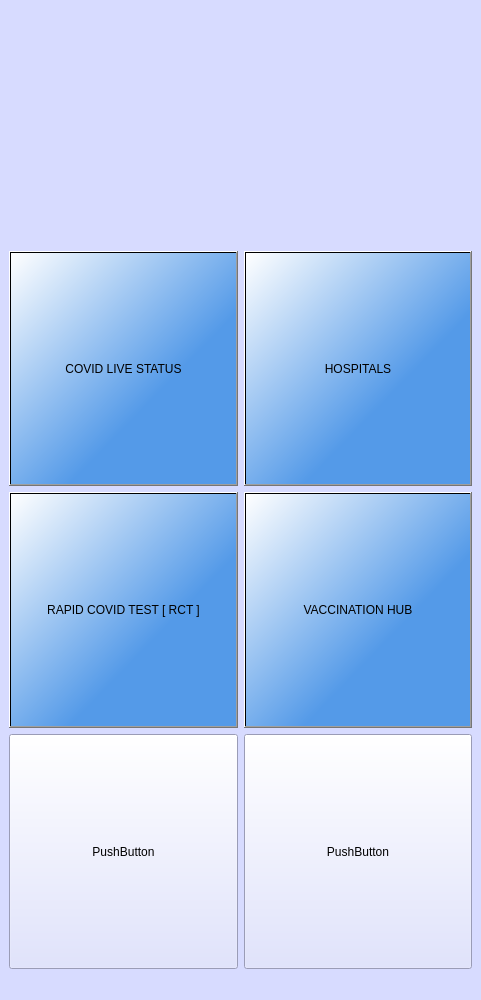
Old version of the form Forms/dashboard.ui in the repository ayush-regmi/CoviCURE.
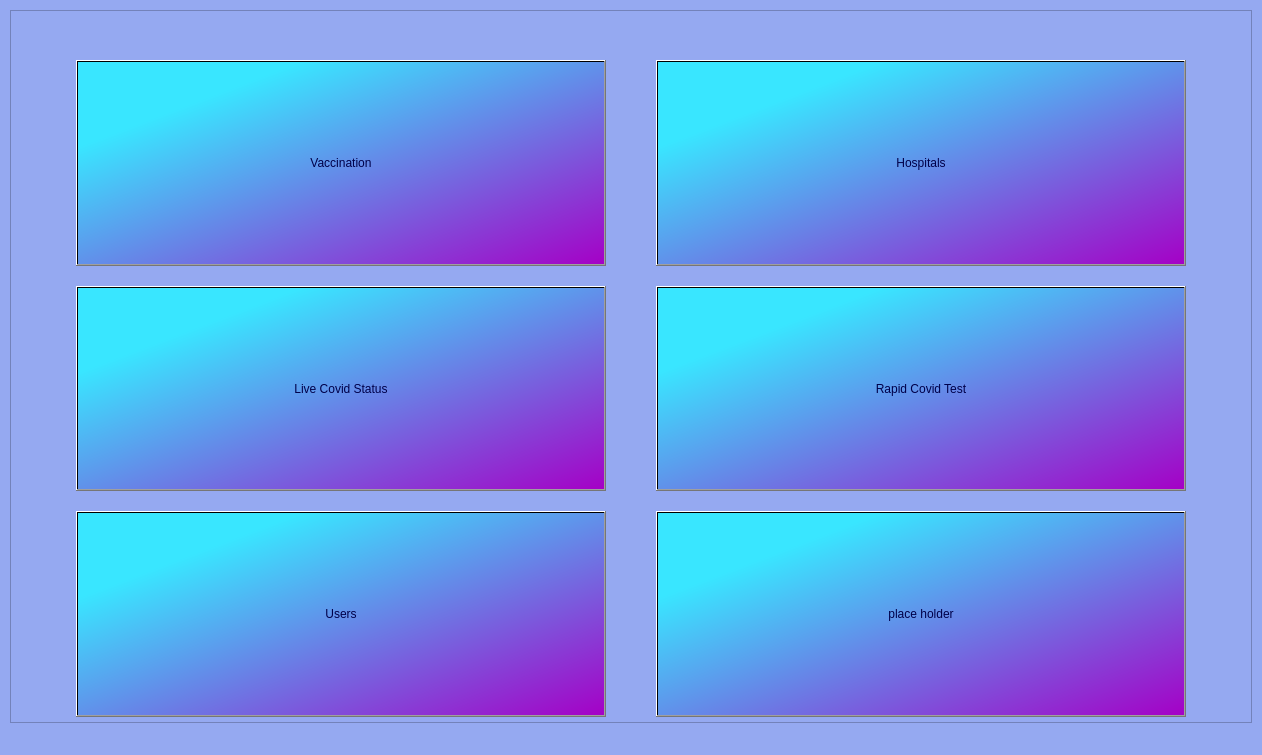
New version of the form. Icons and pictures are not drawn.

Commit message: dashboard new version created by ajushrg

The edit to the form file:
```diff
--- a/Forms/dashboard.ui
+++ b/Forms/dashboard.ui
@@ -6,8 +6,8 @@
    <rect>
     <x>0</x>
     <y>0</y>
-    <width>481</width>
-    <height>1000</height>
+    <width>1262</width>
+    <height>755</height>
    </rect>
   </property>
   <property name="sizePolicy">
@@ -24,128 +24,317 @@
     <normaloff>../../../Downloads/mask.png</normaloff>../../../Downloads/mask.png</iconset>
   </property>
   <property name="styleSheet">
-   <string notr="true">background-color: rgb(215, 219, 255);</string>
+   <string notr="true">background-color: rgb(149, 169, 241);</string>
   </property>
   <widget class="QWidget" name="centralwidget">
    <layout class="QGridLayout" name="gridLayout">
+    <property name="leftMargin">
+     <number>10</number>
+    </property>
+    <property name="topMargin">
+     <number>10</number>
+    </property>
+    <property name="rightMargin">
+     <number>10</number>
+    </property>
+    <property name="bottomMargin">
+     <number>10</number>
+    </property>
+    <property name="spacing">
+     <number>5</number>
+    </property>
+    <item row="0" column="0">
+     <widget class="QScrollArea" name="scrollArea">
+      <property name="widgetResizable">
+       <bool>true</bool>
+      </property>
+      <widget class="QWidget" name="scrollAreaWidgetContents_2">
+       <property name="geometry">
+        <rect>
+         <x>0</x>
+         <y>0</y>
+         <width>1240</width>
+         <height>694</height>
+        </rect>
+       </property>
+       <layout class="QGridLayout" name="gridLayout_3">
+        <property name="leftMargin">
+         <number>5</number>
+        </property>
+        <property name="topMargin">
+         <number>5</number>
+        </property>
+        <property name="rightMargin">
+         <number>5</number>
+        </property>
+        <property name="bottomMargin">
+         <number>5</number>
+        </property>
+        <property name="spacing">
+         <number>10</number>
+        </property>
+        <item row="1" column="0">
+         <spacer name="verticalSpacer_3">
+          <property name="orientation">
+           <enum>Qt::Vertical</enum>
+          </property>
+          <property name="sizeType">
+           <enum>QSizePolicy::Preferred</enum>
+          </property>
+          <property name="sizeHint" stdset="0">
+           <size>
+            <width>20</width>
+            <height>20</height>
+           </size>
+          </property>
+         </spacer>
+        </item>
     <item row="0" column="0">
      <widget class="QLabel" name="label_dashboard">
-      <property name="sizePolicy">
-       <sizepolicy hsizetype="Preferred" vsizetype="Preferred">
-        <horstretch>0</horstretch>
-        <verstretch>0</verstretch>
-       </sizepolicy>
+          <property name="enabled">
+           <bool>true</bool>
       </property>
       <property name="text">
        <string/>
       </property>
+          <property name="alignment">
+           <set>Qt::AlignCenter</set>
+          </property>
      </widget>
     </item>
     <item row="2" column="0">
-     <layout class="QHBoxLayout" name="horizontalLayout_2">
-      <item>
-       <widget class="QPushButton" name="pushButton_rct">
+         <layout class="QGridLayout" name="gridLayout_2">
+          <property name="leftMargin">
+           <number>60</number>
+          </property>
+          <property name="rightMargin">
+           <number>60</number>
+          </property>
+          <item row="2" column="2">
+           <widget class="QPushButton" name="pushButton_rct_3">
         <property name="sizePolicy">
-         <sizepolicy hsizetype="Preferred" vsizetype="Preferred">
+             <sizepolicy hsizetype="Preferred" vsizetype="Expanding">
           <horstretch>0</horstretch>
-          <verstretch>0</verstretch>
-         </sizepolicy>
-        </property>
+              <verstretch>20</verstretch>
+             </sizepolicy>
+            </property>
+            <property name="cursor">
+             <cursorShape>PointingHandCursor</cursorShape>
+            </property>
+            <property name="mouseTracking">
+             <bool>true</bool>
+            </property>
+            <property name="autoFillBackground">
+             <bool>false</bool>
+            </property>
         <property name="styleSheet">
-         <string notr="true">background-color: qlineargradient(spread:reflect, x1:0, y1:0, x2:1, y2:1, stop:0 rgba(255, 255, 255, 255), stop:0.629213 rgba(84, 154, 232, 255));
-font: 20pt &quot;Arial Rounded MT Bold&quot;;</string>
+             <string notr="true">font: 26pt &quot;Cooper Black&quot;;
+color: rgb(0, 0, 73);
+background-color: qlineargradient(spread:pad, x1:0, y1:0, x2:1, y2:1, stop:0.210227 rgba(57, 230, 255, 255), stop:1 rgba(165, 0, 198, 255));</string>
         </property>
         <property name="text">
-         <string>RAPID COVID TEST [ RCT ]</string>
+             <string>Rapid Covid Test</string>
         </property>
        </widget>
       </item>
-      <item>
-       <widget class="QPushButton" name="pushButton_vaccine">
+          <item row="2" column="0">
+           <widget class="QPushButton" name="pushButton_live_3">
         <property name="sizePolicy">
-         <sizepolicy hsizetype="Preferred" vsizetype="Preferred">
+             <sizepolicy hsizetype="Preferred" vsizetype="Expanding">
           <horstretch>0</horstretch>
-          <verstretch>0</verstretch>
-         </sizepolicy>
-        </property>
+              <verstretch>20</verstretch>
+             </sizepolicy>
+            </property>
+            <property name="cursor">
+             <cursorShape>PointingHandCursor</cursorShape>
+            </property>
+            <property name="mouseTracking">
+             <bool>true</bool>
+            </property>
+            <property name="layoutDirection">
+             <enum>Qt::LeftToRight</enum>
+            </property>
+            <property name="autoFillBackground">
+             <bool>false</bool>
+            </property>
         <property name="styleSheet">
-         <string notr="true">background-color: qlineargradient(spread:reflect, x1:0, y1:0, x2:1, y2:1, stop:0 rgba(255, 255, 255, 255), stop:0.629213 rgba(84, 154, 232, 255));
-font: 20pt &quot;Arial Rounded MT Bold&quot;;</string>
+             <string notr="true">font: 26pt &quot;Cooper Black&quot;;
+color: rgb(0, 0, 73);
+background-color: qlineargradient(spread:pad, x1:0, y1:0, x2:1, y2:1, stop:0.210227 rgba(57, 230, 255, 255), stop:1 rgba(165, 0, 198, 255));</string>
         </property>
         <property name="text">
-         <string>VACCINATION HUB</string>
+             <string>Live Covid Status</string>
         </property>
        </widget>
       </item>
-     </layout>
-    </item>
-    <item row="1" column="0">
-     <layout class="QHBoxLayout" name="horizontalLayout">
-      <item>
-       <widget class="QPushButton" name="pushButton_live">
+          <item row="4" column="0">
+           <widget class="QPushButton" name="pushButton_users">
+            <property name="sizePolicy">
+             <sizepolicy hsizetype="Preferred" vsizetype="Expanding">
+              <horstretch>0</horstretch>
+              <verstretch>20</verstretch>
+             </sizepolicy>
+            </property>
+            <property name="cursor">
+             <cursorShape>PointingHandCursor</cursorShape>
+            </property>
+            <property name="mouseTracking">
+             <bool>true</bool>
+            </property>
+            <property name="autoFillBackground">
+             <bool>false</bool>
+            </property>
+            <property name="styleSheet">
+             <string notr="true">font: 26pt &quot;Cooper Black&quot;;
+color: rgb(0, 0, 73);
+background-color: qlineargradient(spread:pad, x1:0, y1:0, x2:1, y2:1, stop:0.210227 rgba(57, 230, 255, 255), stop:1 rgba(165, 0, 198, 255));</string>
+            </property>
+            <property name="text">
+             <string>Users</string>
+            </property>
+           </widget>
+          </item>
+          <item row="1" column="1">
+           <spacer name="verticalSpacer">
+            <property name="orientation">
+             <enum>Qt::Vertical</enum>
+            </property>
+            <property name="sizeType">
+             <enum>QSizePolicy::Preferred</enum>
+            </property>
+            <property name="sizeHint" stdset="0">
+             <size>
+              <width>20</width>
+              <height>10</height>
+             </size>
+            </property>
+           </spacer>
+          </item>
+          <item row="0" column="0">
+           <widget class="QPushButton" name="pushButton_vaccination">
         <property name="sizePolicy">
-         <sizepolicy hsizetype="Preferred" vsizetype="Preferred">
+             <sizepolicy hsizetype="Preferred" vsizetype="Expanding">
           <horstretch>0</horstretch>
-          <verstretch>0</verstretch>
-         </sizepolicy>
-        </property>
+              <verstretch>20</verstretch>
+             </sizepolicy>
+            </property>
+            <property name="cursor">
+             <cursorShape>PointingHandCursor</cursorShape>
+            </property>
+            <property name="mouseTracking">
+             <bool>true</bool>
+            </property>
+            <property name="autoFillBackground">
+             <bool>false</bool>
+            </property>
         <property name="styleSheet">
-         <string notr="true">background-color: qlineargradient(spread:reflect, x1:0, y1:0, x2:1, y2:1, stop:0 rgba(255, 255, 255, 255), stop:0.629213 rgba(84, 154, 232, 255));
-font: 20pt &quot;Arial Rounded MT Bold&quot;;</string>
+             <string notr="true">font: 26pt &quot;Cooper Black&quot;;
+color: rgb(0, 0, 73);
+background-color: qlineargradient(spread:pad, x1:0, y1:0, x2:1, y2:1, stop:0.210227 rgba(57, 230, 255, 255), stop:1 rgba(165, 0, 198, 255));</string>
         </property>
         <property name="text">
-         <string>COVID LIVE STATUS</string>
+             <string>Vaccination</string>
         </property>
        </widget>
       </item>
-      <item>
-       <widget class="QPushButton" name="pushButton_Hospital">
+          <item row="0" column="2">
+           <widget class="QPushButton" name="pushButton_hospital">
         <property name="sizePolicy">
-         <sizepolicy hsizetype="Preferred" vsizetype="Preferred">
+             <sizepolicy hsizetype="Preferred" vsizetype="Expanding">
           <horstretch>0</horstretch>
-          <verstretch>0</verstretch>
-         </sizepolicy>
-        </property>
+              <verstretch>20</verstretch>
+             </sizepolicy>
+            </property>
+            <property name="cursor">
+             <cursorShape>PointingHandCursor</cursorShape>
+            </property>
+            <property name="mouseTracking">
+             <bool>true</bool>
+            </property>
+            <property name="autoFillBackground">
+             <bool>false</bool>
+            </property>
         <property name="styleSheet">
-         <string notr="true">background-color: qlineargradient(spread:reflect, x1:0, y1:0, x2:1, y2:1, stop:0 rgba(255, 255, 255, 255), stop:0.629213 rgba(84, 154, 232, 255));
-font: 20pt &quot;Arial Rounded MT Bold&quot;;</string>
+             <string notr="true">font: 26pt &quot;Cooper Black&quot;;
+color: rgb(0, 0, 73);
+background-color: qlineargradient(spread:pad, x1:0, y1:0, x2:1, y2:1, stop:0.210227 rgba(57, 230, 255, 255), stop:1 rgba(165, 0, 198, 255));</string>
         </property>
         <property name="text">
-         <string>HOSPITALS</string>
-        </property>
-       </widget>
-      </item>
-     </layout>
+             <string>Hospitals</string>
+            </property>
+            <property name="icon">
+             <iconset>
+              <normaloff>../img/doctor.png</normaloff>../img/doctor.png</iconset>
+            </property>
+            <property name="shortcut">
+             <string>A, I</string>
+            </property>
+           </widget>
+          </item>
+          <item row="4" column="2">
+           <widget class="QPushButton" name="pushButton_new">
+            <property name="sizePolicy">
+             <sizepolicy hsizetype="Preferred" vsizetype="Expanding">
+              <horstretch>0</horstretch>
+              <verstretch>20</verstretch>
+             </sizepolicy>
+            </property>
+            <property name="cursor">
+             <cursorShape>PointingHandCursor</cursorShape>
+            </property>
+            <property name="mouseTracking">
+             <bool>true</bool>
+            </property>
+            <property name="autoFillBackground">
+             <bool>false</bool>
+            </property>
+            <property name="styleSheet">
+             <string notr="true">font: 26pt &quot;Cooper Black&quot;;
+color: rgb(0, 0, 73);
+background-color: qlineargradient(spread:pad, x1:0, y1:0, x2:1, y2:1, stop:0.210227 rgba(57, 230, 255, 255), stop:1 rgba(165, 0, 198, 255));</string>
+            </property>
+            <property name="text">
+             <string>place holder</string>
+            </property>
+           </widget>
+          </item>
+          <item row="0" column="1">
+           <spacer name="horizontalSpacer">
+            <property name="orientation">
+             <enum>Qt::Horizontal</enum>
+            </property>
+            <property name="sizeType">
+             <enum>QSizePolicy::Fixed</enum>
+            </property>
+            <property name="sizeHint" stdset="0">
+             <size>
+              <width>40</width>
+              <height>20</height>
+             </size>
+            </property>
+           </spacer>
     </item>
     <item row="3" column="0">
-     <layout class="QHBoxLayout" name="horizontalLayout_3">
-      <item>
-       <widget class="QPushButton" name="pushButton_2">
-        <property name="sizePolicy">
-         <sizepolicy hsizetype="Preferred" vsizetype="Preferred">
-          <horstretch>0</horstretch>
-          <verstretch>20</verstretch>
-         </sizepolicy>
-        </property>
-        <property name="text">
-         <string>PushButton</string>
-        </property>
-       </widget>
-      </item>
-      <item>
-       <widget class="QPushButton" name="pushButton">
-        <property name="sizePolicy">
-         <sizepolicy hsizetype="Preferred" vsizetype="Preferred">
-          <horstretch>0</horstretch>
-          <verstretch>0</verstretch>
-         </sizepolicy>
-        </property>
-        <property name="text">
-         <string>PushButton</string>
-        </property>
-       </widget>
-      </item>
-     </layout>
+           <spacer name="verticalSpacer_2">
+            <property name="orientation">
+             <enum>Qt::Vertical</enum>
+            </property>
+            <property name="sizeType">
+             <enum>QSizePolicy::Preferred</enum>
+            </property>
+            <property name="sizeHint" stdset="0">
+             <size>
+              <width>20</width>
+              <height>10</height>
+             </size>
+            </property>
+           </spacer>
+          </item>
+         </layout>
+        </item>
+       </layout>
+      </widget>
+     </widget>
     </item>
    </layout>
   </widget>
```
Left out of the diff: 2 changed lines with no effect on the pictures. Lines whose indentation alone changed are shown as unchanged. The commit also changes 4 other files.
